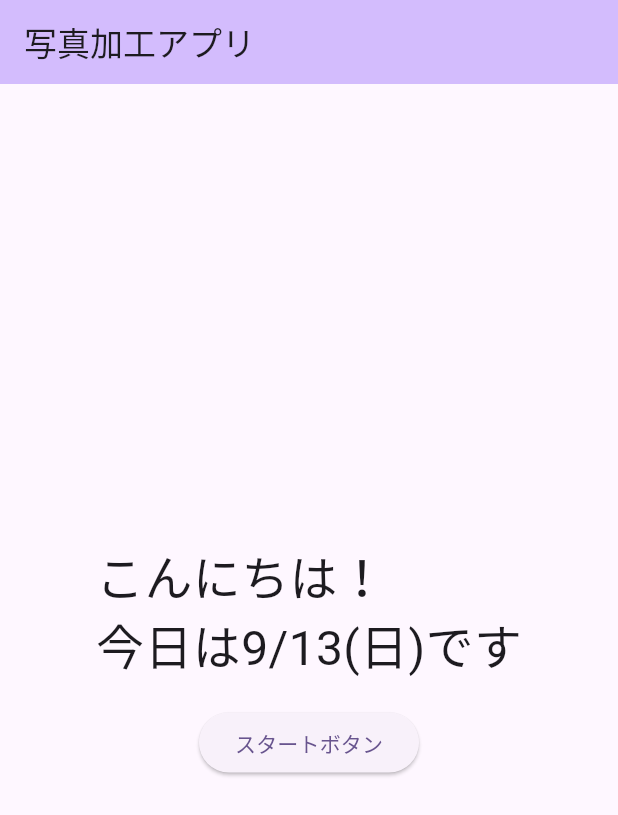
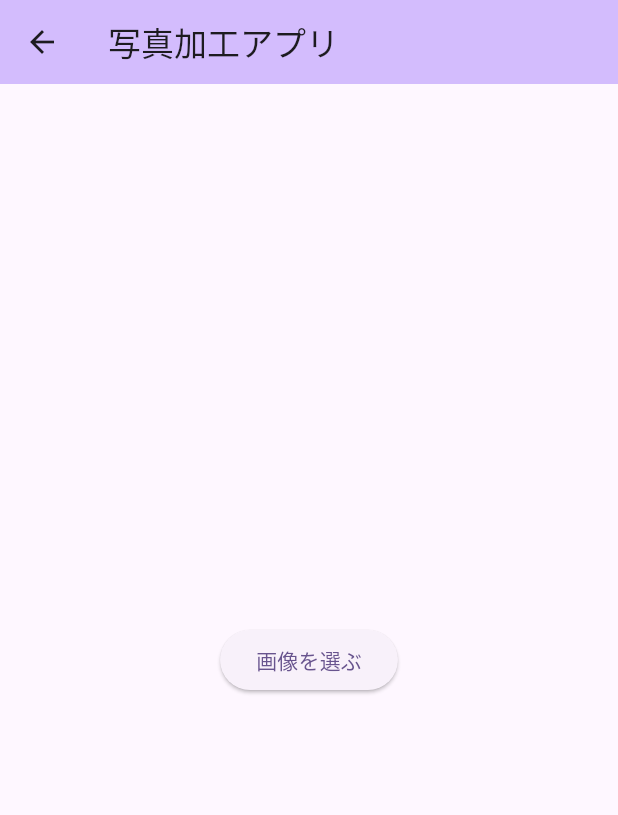
Before and after one commit to hidetofukuda/flutter-jissen1, a Flutter app: the screen it shows after launch, after a tap on "スタートボタン", on a phone screen of 412 x 824 dp. Shown: the top 815 px of the screen. Run offline on Flutter 3.47's test engine with Material 3 defaults, Android fonts, the phone set to English and light mode, and no system bars; our stand-ins replace image_picker.

Commit message:
画像の編集画面を追加

```diff
--- /dev/null
+++ b/lib/image_select_screen.dart
@@ -0,0 +1,78 @@
+import 'package:flutter/foundation.dart';
+import 'package:flutter/material.dart';
+import 'l10n/app_localizations.dart';
+import 'package:image_picker/image_picker.dart';
+import 'package:image/image.dart' as image_lib;
+
+class ImageSelectScreen extends StatefulWidget {
+  const ImageSelectScreen({super.key});
+
+  @override
+  State<ImageSelectScreen> createState() => _ImageSelectScreenState();
+}
+
+class _ImageSelectScreenState extends State<ImageSelectScreen> {
+
+final ImagePicker _picker = ImagePicker();
+
+Uint8List? _imageBitmap;
+
+Future<void> _selectImage() async {
+
+  //画像を選択する
+  final XFile? imageFile = await _picker.pickImage(source: ImageSource.gallery);
+
+  //ファイルオブジェクトから画像を取得する
+  final imageBitmap = await imageFile?.readAsBytes();
+  assert(imageBitmap != null);
+  if(imageBitmap == null) return;
+
+  final image = image_lib.decodeImage(imageBitmap);
+  assert(image != null);
+  if (image == null) return;
+
+  //　画像データをデコード
+  final image_lib.Image resizedImage;
+  if(image.width > image.height){
+    //横長の画像なら横幅を500pxにリサイズ
+    resizedImage = image_lib.copyResize(image, width: 500);
+  }else{
+    resizedImage = image_lib.copyResize(image, height: 500);
+  }
+
+  setState(() {
+    _imageBitmap = image_lib.encodePng(resizedImage);
+  });
+
+}
+
+  @override
+  Widget build(BuildContext context) {
+    final l10n = L10n.of(context);
+    final imageBitmap = _imageBitmap;
+    return Scaffold(
+      appBar: AppBar(
+        backgroundColor: Theme.of(context).colorScheme.inversePrimary,
+        title: Text(l10n.startScreenTitle),
+      ),
+      body: Center(
+        child: Column(
+          mainAxisAlignment: MainAxisAlignment.center,
+          children: [
+            if(imageBitmap != null)Image.memory(imageBitmap),
+            ElevatedButton(
+              onPressed: () =>  _selectImage(),
+              child: Text(l10n.imageSelect),
+            ),
+            if(imageBitmap != null)
+              ElevatedButton(  // 画像を編集するボタン
+                onPressed: () {                },
+                child: Text(l10n.imageEdit),
+              ),
+
+          ],
+        ),
+      ),
+    );
+  }
+}
--- a/lib/start_screen.dart
+++ b/lib/start_screen.dart
@@ -1,4 +1,5 @@
 import 'package:flutter/material.dart';
+import 'package:jissen1/image_select_screen.dart';
 import 'l10n/app_localizations.dart';
 
 class StartScreen extends StatelessWidget {
@@ -16,13 +17,17 @@ class StartScreen extends StatelessWidget {
         child: Column(
           mainAxisAlignment: MainAxisAlignment.center,
           children: [
-            Text(l10n.helloWorldOn(DateTime.now()), style: TextStyle(fontSize: 32)),
+            Text(l10n.helloWorldOn(DateTime.now()), textAlign: TextAlign.center),
             const SizedBox(height: 16),
             ElevatedButton(
+              child: Text(l10n.pushButton),
               onPressed: () {
                 // ボタンが押されたときの処理
+                Navigator.push(
+                  context,
+                  MaterialPageRoute(builder: (context) => const ImageSelectScreen()),
+                );
               },
-              child: Text(l10n.pushButton),
             ),
           ],
         ),
--- a/pubspec.yaml
+++ b/pubspec.yaml
@@ -37,6 +37,8 @@ dependencies:
   flutter_localizations:
     sdk: flutter
   intl: any
+  image: ^4.9.1
+  image_picker: ^1.2.3
 
 dev_dependencies:
   flutter_test:
```
Also changed, not shown: 1 other file.
